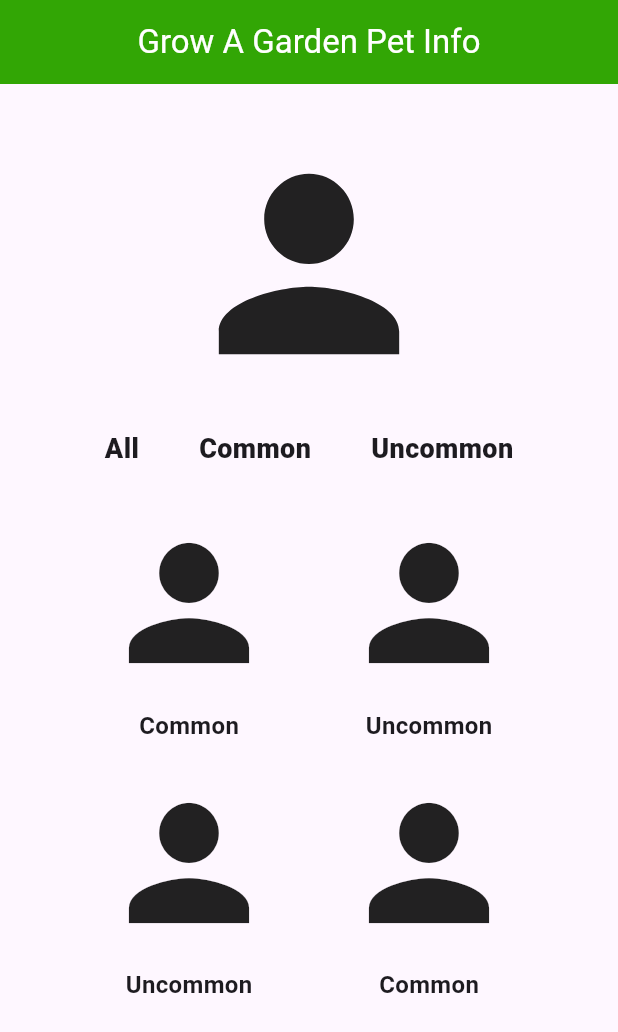
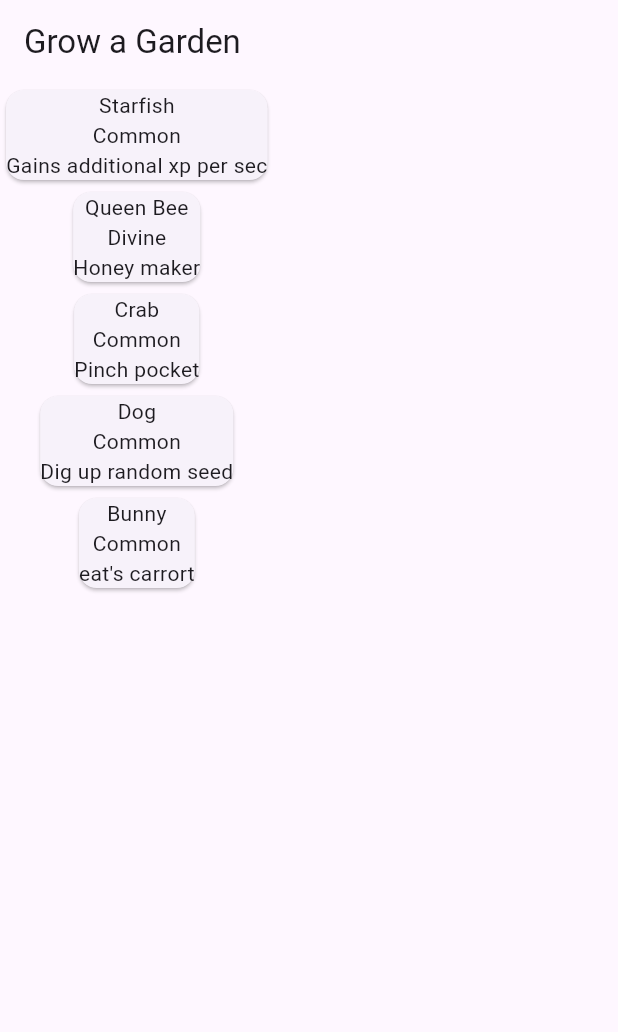
Before and after one commit to Margiecutie/Margie-Rafisura, a Flutter app: the screen it shows after launch, on a phone screen of 412 x 824 dp. Shown: the top 1032 px of the screen. Run offline on Flutter 3.47's test engine with Material 3 defaults, Android fonts, the phone set to English and light mode, and no system bars.

Commit message:
dynamic ui

```diff
--- a/lib/main.dart
+++ b/lib/main.dart
@@ -1,158 +1,9 @@
 import 'package:flutter/material.dart';
+import 'package:gigies/pages/dashboard.dart';
+import 'package:gigies/pages/listitems.dart';
 
 void main() {
-  runApp(MaterialApp(home: Profile()));
+  runApp(MaterialApp
+    (home: listItems()
+  ));
 }
-
-class Profile extends StatelessWidget {
-  const Profile({super.key});
-
-  @override
-  Widget build(BuildContext context) {
-    return Scaffold(
-      appBar: AppBar(
-        title: Text(
-          'Grow A Garden Pet Info',
-          style: TextStyle(
-            color: Colors.white,
-          ),
-        ),
-        backgroundColor: const Color.fromARGB(255, 50, 166, 5),
-        centerTitle: true,
-      ),
-      body: Container(
-        margin: EdgeInsets.fromLTRB(0, 30, 0, 0),
-        child: Column(
-          children: [
-            Container(
-              child: Row(
-                mainAxisAlignment: MainAxisAlignment.center,
-                children: [
-                  Icon(
-                    Icons.person,
-                    size: 180,
-                  )
-                ],
-              ),
-            ),
-            Container(
-              margin: EdgeInsets.fromLTRB(0, 20, 0, 0),
-              child: Row(
-                mainAxisAlignment: MainAxisAlignment.center,
-                children: [
-                  Text(
-                    'All',
-                    style: TextStyle(
-                      fontSize: 18,
-                      fontWeight: FontWeight.w800,
-                    ),
-                  ),
-                  SizedBox(width: 40),
-                  Text(
-                    'Common',
-                    style: TextStyle(
-                      fontSize: 18,
-                      fontWeight: FontWeight.w800,
-                    ),
-                  ),
-                  SizedBox(width: 40),
-                  Text(
-                    'Uncommon',
-                    style: TextStyle(
-                      fontSize: 18,
-                      fontWeight: FontWeight.w800,
-                    ),
-                  ),
-                ],
-              ),
-            ),
-            Container(
-              margin: EdgeInsets.fromLTRB(0, 30, 0, 0),
-              child: Column(
-                children: [
-                  Row(
-                    mainAxisAlignment: MainAxisAlignment.center,
-                    children: [
-                      Column(
-                        children: [
-                          Icon(
-                            Icons.person,
-                            size: 120,
-                          ),
-                          SizedBox(height: 10),
-                          Text(
-                            'Common',
-                            style: TextStyle(
-                              fontSize: 16,
-                              fontWeight: FontWeight.w600,
-                            ),
-                          ),
-                        ],
-                      ),
-                      SizedBox(width: 40),
-                      Column(
-                        children: [
-                          Icon(
-                            Icons.person,
-                            size: 120,
-                          ),
-                          SizedBox(height: 10),
-                          Text(
-                            'Uncommon',
-                            style: TextStyle(
-                              fontSize: 16,
-                              fontWeight: FontWeight.w600,
-                            ),
-                          ),
-                        ],
-                      ),
-                    ],
-                  ),
-                  SizedBox(height: 20),
-                  Row(
-                    mainAxisAlignment: MainAxisAlignment.center,
-                    children: [
-                      Column(
-                        children: [
-                          Icon(
-                            Icons.person,
-                            size: 120,
-                          ),
-                          SizedBox(height: 10),
-                          Text(
-                            'Uncommon',
-                            style: TextStyle(
-                              fontSize: 16,
-                              fontWeight: FontWeight.w600,
-                            ),
-                          ),
-                        ],
-                      ),
-                      SizedBox(width: 40),
-                      Column(
-                        children: [
-                          Icon(
-                            Icons.person,
-                            size: 120,
-                          ),
-                          SizedBox(height: 10),
-                          Text(
-                            'Common',
-                            style: TextStyle(
-                              fontSize: 16,
-                              fontWeight: FontWeight.w600,
-                            ),
-                          ),
-                        ],
-                      ),
-                    ],
-                  ),
-                ],
-              ),
-            ),
-          ],
-        ),
-      ),
-    );
-  }
-}
--- /dev/null
+++ b/lib/pages/dashboard.dart
@@ -0,0 +1,114 @@
+import 'package:flutter/material.dart';
+
+class Dashboard extends StatelessWidget {
+  const Dashboard({super.key});
+
+  @override
+  Widget build(BuildContext context) {
+    return Scaffold(
+      appBar: AppBar(
+        title: const Text(
+          'Grow A Garden Pet Info',
+          style: TextStyle(
+            color: Colors.white,
+          ),
+        ),
+        backgroundColor: const Color.fromARGB(252, 50, 166, 5),
+        centerTitle: true,
+      ),
+      body: Padding(
+        padding: const EdgeInsets.only(top: 30, left: 0, right: 0),
+        child: Column(
+          children: [
+
+            Row(
+              mainAxisAlignment: MainAxisAlignment.center,
+              children: const [
+                Icon(
+                  Icons.person,
+                  size: 177,
+                ),
+              ],
+            ),
+
+            const SizedBox(height: 20),
+
+
+            Row(
+              mainAxisAlignment: MainAxisAlignment.center,
+              children: const [
+                Text(
+                  'All',
+                  style: TextStyle(
+                    fontSize: 15,
+                    fontWeight: FontWeight.w100,
+                  ),
+                ),
+                SizedBox(width: 37),
+                Text(
+                  'Common',
+                  style: TextStyle(
+                    fontSize: 15,
+                    fontWeight: FontWeight.w100,
+                  ),
+                ),
+                SizedBox(width: 37),
+                Text(
+                  'Uncommon',
+                  style: TextStyle(
+                    fontSize: 15,
+                    fontWeight: FontWeight.w100,
+                  ),
+                ),
+              ],
+            ),
+
+            const SizedBox(height: 30),
+
+
+            Column(
+              children: [
+                Row(
+                  mainAxisAlignment: MainAxisAlignment.center,
+                  children: [
+                    _iconWithLabel(Icons.person, 'Common'),
+                    const SizedBox(width: 37),
+                    _iconWithLabel(Icons.person, 'Uncommon'),
+                  ],
+                ),
+                const SizedBox(height: 17),
+                Row(
+                  mainAxisAlignment: MainAxisAlignment.center,
+                  children: [
+                    _iconWithLabel(Icons.person, 'Uncommon'),
+                    const SizedBox(width: 37),
+                    _iconWithLabel(Icons.person, 'Common'),
+                  ],
+                ),
+              ],
+            ),
+          ],
+        ),
+      ),
+    );
+  }
+
+  Widget _iconWithLabel(IconData icon, String label) {
+    return Column(
+      children: [
+        Icon(
+          icon,
+          size: 117,
+        ),
+        const SizedBox(height: 7),
+        Text(
+          label,
+          style: const TextStyle(
+            fontSize: 13,
+            fontWeight: FontWeight.w100,
+          ),
+        ),
+      ],
+    );
+  }
+}
--- /dev/null
+++ b/lib/pages/itemCard.dart
@@ -0,0 +1,27 @@
+import 'package:flutter/cupertino.dart';
+import 'package:flutter/material.dart';
+import 'package:gigies/pages/listitems.dart';
+
+import 'pet.dart';
+
+class Itemcard extends StatelessWidget {
+  final Pets pets;
+
+  const Itemcard({
+    super.key,
+    required this.pets
+  });
+
+  @override
+  Widget build(BuildContext context) {
+    return Card(
+      child: Column(
+        children: [
+          Text(pets.pet),
+          Text(pets.tier),
+          Text(pets.passive),
+        ],
+      ),
+    );
+  }
+}
--- /dev/null
+++ b/lib/pages/listitems.dart
@@ -0,0 +1,36 @@
+import 'package:flutter/material.dart';
+import 'package:gigies/pages/dashboard.dart';
+import 'package:gigies/pages/itemCard.dart';
+
+import 'pet.dart';
+
+class listItems extends StatefulWidget {
+  const listItems({super.key});
+
+  @override
+  State<listItems> createState() => _listItemsState();
+}
+
+class _listItemsState extends State<listItems> {
+  List<Pets> pets = [
+    Pets(pet: "Starfish", passive: "Gains additional xp per sec", tier: "Common"),
+    Pets(pet: "Queen Bee", passive: "Honey maker", tier: "Divine"),
+    Pets(pet: "Crab", passive: "Pinch pocket", tier: "Common"),
+    Pets(pet: "Dog", passive: "Dig up random seed", tier: "Common"),
+    Pets(pet: "Bunny", passive: "eat's carrort", tier: "Common")
+
+  ];
+  @override
+  Widget build(BuildContext context) {
+    return Scaffold(
+      appBar: AppBar(
+        title: Text('Grow a Garden'),
+      ),
+      body: Column(
+        children: pets.map((pet){
+        return Itemcard(pets: pet);
+    }).toList(),
+      ),
+    );
+  }
+}
--- /dev/null
+++ b/lib/pages/pet.dart
@@ -0,0 +1,11 @@
+class Pets{
+  String pet;
+  String passive;
+  String tier;
+
+  Pets({
+    required this.pet,
+    required this.passive,
+    required this.tier
+});
+}
```
Also changed, not shown: pubspec.lock.
